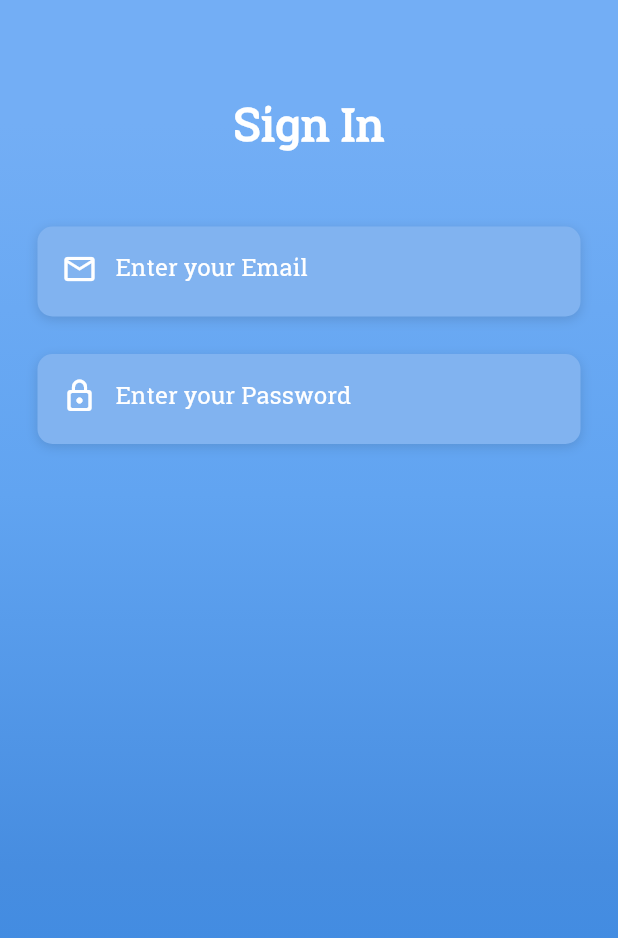
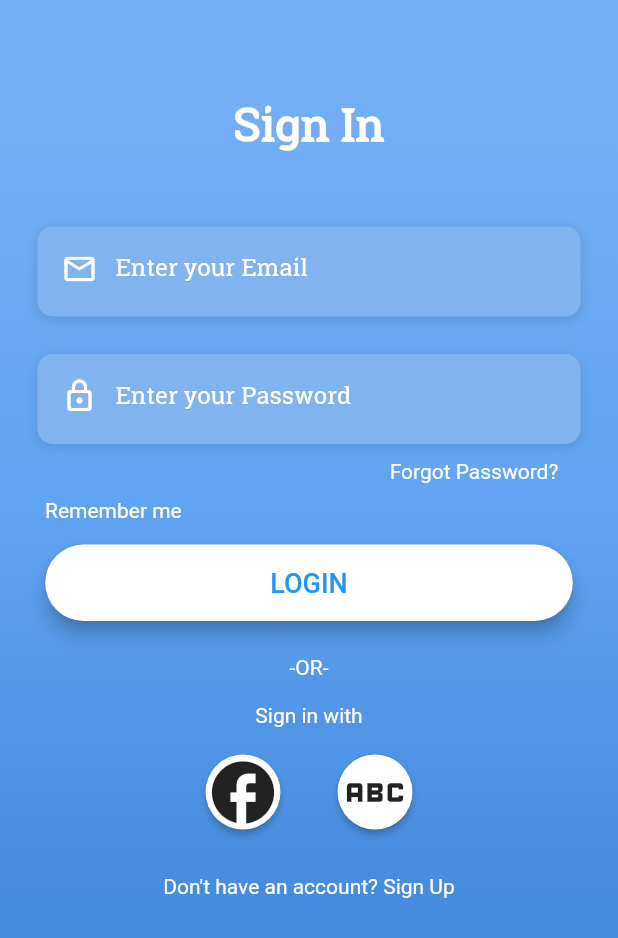
Before and after one commit to 29Niro/my_flutter_app, a Flutter app: the screen it shows after launch, on a phone screen of 412 x 824 dp. Shown: the top 938 px of the screen. Run offline on Flutter 3.47's test engine with Material 2 defaults, Android fonts, the phone set to English and light mode, and no system bars.

Commit message:
login button added

```diff
--- a/lib/login_screen.dart
+++ b/lib/login_screen.dart
@@ -106,7 +106,108 @@ class LoginScreen extends StatelessWidget {
               ),
             ),
           ),
-        )
+        ),
+        Container(
+          margin: const EdgeInsets.all(10),
+          padding: const EdgeInsets.only(left: (220)),
+          child: InkWell(
+            onTap: () {
+              print("forgot password tapped");
+            },
+            child: const Text(
+              'Forgot Password?',
+              style: TextStyle(color: Colors.white),
+            ),
+          ),
+        ),
+        Row(
+          children: const [
+            Padding(padding: EdgeInsets.only(left: 30, top: 10)),
+            Expanded(
+              child: Text(
+                'Remember me',
+                style: TextStyle(
+                    color: Colors.white,
+                    fontSize: 14.0,
+                    fontWeight: FontWeight.w400),
+              ),
+            ),
+          ],
+        ),
+        Container(
+          margin: const EdgeInsets.all(15),
+          child: TextButton(
+            style: TextButton.styleFrom(
+                backgroundColor: Colors.white,
+                shape: RoundedRectangleBorder(
+                    borderRadius: BorderRadius.circular(30)),
+                shadowColor: Colors.black,
+                elevation: 5,
+                padding: const EdgeInsets.only(
+                    left: 150, top: 15, right: 150, bottom: 15)),
+            onPressed: () {
+              print('Login pressed');
+            },
+            child: const Text(
+              'LOGIN',
+              style: TextStyle(color: Colors.blue, fontSize: 18.0),
+            ),
+          ),
+        ),
+        const Padding(
+          padding: EdgeInsets.all(8.0),
+          child: Text(
+            '-OR-',
+            style: TextStyle(color: Colors.white),
+          ),
+        ),
+        const Padding(
+          padding: EdgeInsets.all(8.0),
+          child: Text(
+            'Sign in with',
+            style: TextStyle(
+              color: Colors.white,
+            ),
+          ),
+        ),
+        Container(
+          margin: const EdgeInsets.all(10),
+          child: Row(
+            mainAxisAlignment: MainAxisAlignment.center,
+            children: [
+              MaterialButton(
+                color: Colors.white,
+                onPressed: () {},
+                shape: const CircleBorder(),
+                child: const Icon(
+                  Icons.facebook,
+                  size: 50,
+                ),
+              ),
+              MaterialButton(
+                color: Colors.white,
+                onPressed: () {},
+                shape: const CircleBorder(),
+                child: const Icon(
+                  Icons.abc,
+                  size: 50,
+                ),
+              ),
+            ],
+          ),
+        ),
+        Container(
+          margin: const EdgeInsets.all(20),
+          child: InkWell(
+            onTap: () {
+              print("Dont have account");
+            },
+            child: const Text(
+              "Don't have an account? Sign Up",
+              style: TextStyle(color: Colors.white),
+            ),
+          ),
+        ),
       ]),
     ));
   }
```
